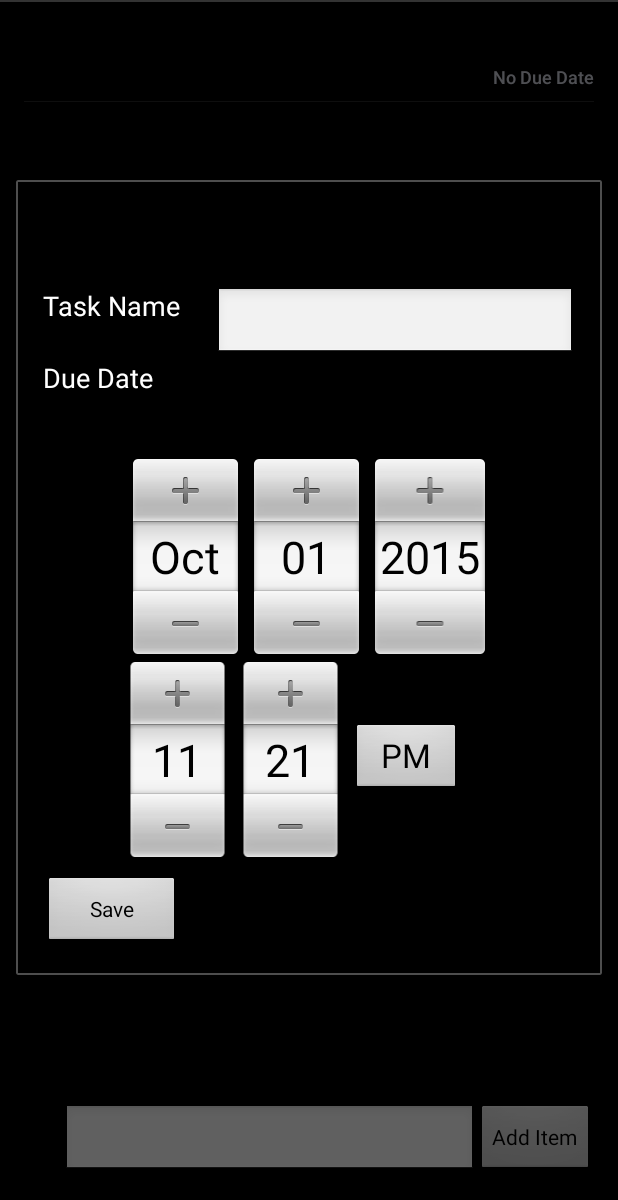
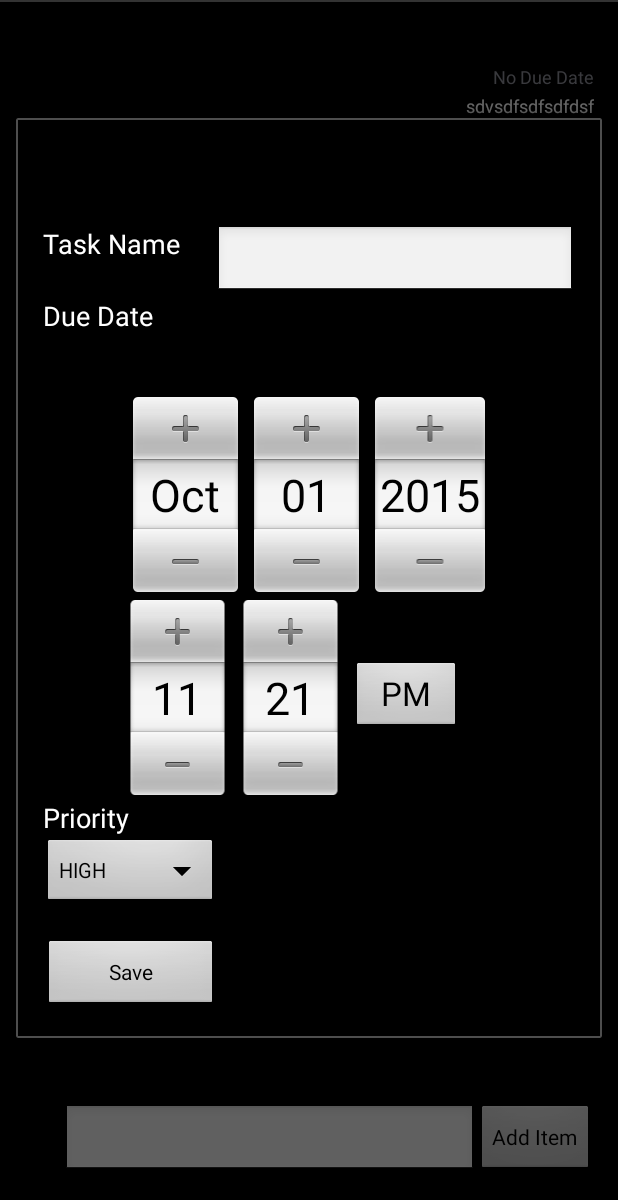
Before and after one commit to kristeaac/codepath-project-0-todo, an Android app: the screen it shows after launch (MainActivity), after a tap on "No Due Date", on a phone screen of 412 x 824 dp, the part 36-1236 px from its top. Run offline under Robolectric (Android 15) with nearby library versions, the phone set to English and light mode, and no system bars; libraries missing offline, so code that uses them is left out: nl.qbusict.cupboard; 4 statements that could not run were skipped; 1 other tap on this screen came first.

Commit message:
add support for selecting the priority of each item

```diff
--- a/app/src/main/java/com/codepath/simpletodo/EditTodoItemDialogFragment.java
+++ b/app/src/main/java/com/codepath/simpletodo/EditTodoItemDialogFragment.java
@@ -5,10 +5,14 @@ import android.os.Bundle;
 import android.view.LayoutInflater;
 import android.view.View;
 import android.view.ViewGroup;
+import android.widget.ArrayAdapter;
 import android.widget.Button;
 import android.widget.DatePicker;
 import android.widget.EditText;
+import android.widget.Spinner;
 import android.widget.TimePicker;
+
+import com.codepath.simpletodo.data.TodoItem;
 
 import org.joda.time.DateTime;
 
@@ -18,6 +22,7 @@ public class EditTodoItemDialogFragment extends DialogFragment {
     public static final String EDIT_TEXT_KEY = "editText";
     public static final String ITEM_INDEX_KEY = "itemIndex";
     public static final String DUE_DATE_KEY = "dueDate";
+    public static final String PRIORITY_KEY = "priority";
     private int itemPosition;
     private DateTime dueDate;
     private View fragmentView;
@@ -28,7 +33,7 @@ public class EditTodoItemDialogFragment extends DialogFragment {
 
     @Override
     public View onCreateView(LayoutInflater layoutInflater, ViewGroup viewGroup, Bundle savedInstanceState) {
-        fragmentView = layoutInflater.inflate(R.layout.activity_edit_item, viewGroup);
+        fragmentView = layoutInflater.inflate(R.layout.fragment_edit_item, viewGroup);
         return fragmentView;
     }
 
@@ -58,14 +63,27 @@ public class EditTodoItemDialogFragment extends DialogFragment {
                 onEditItem(fragmentView);
             }
         });
+
+        Spinner spinner = (Spinner) view.findViewById(R.id.itemPrioritySpinner);
+        ArrayAdapter<CharSequence> adapter = ArrayAdapter.createFromResource(getActivity().getApplicationContext(), R.array.item_priorities, R.layout.simple_spinner_item);
+        adapter.setDropDownViewResource(R.layout.simple_spinner_dropdown_item);
+        spinner.setAdapter(adapter);
+
+        String priorityString = getArguments().getString(PRIORITY_KEY);
+        if (priorityString != null) {
+            TodoItem.Priority priority = TodoItem.Priority.valueOf(priorityString);
+            spinner.setSelection(priority.ordinal());
+        }
     }
 
     public void onEditItem(View view) {
         EditText etName = (EditText) view.findViewById(R.id.editText);
         String value = etName.getText().toString();
         dueDate = getDueDate(view);
+        Spinner spinner = (Spinner) view.findViewById(R.id.itemPrioritySpinner);
+        TodoItem.Priority priority = TodoItem.Priority.valueOf((String) spinner.getSelectedItem());
         EditTodoItemDialogListener activity = (EditTodoItemDialogListener) getActivity();
-        activity.onFinishEditDialog(value, itemPosition, dueDate);
+        activity.onFinishEditDialog(value, itemPosition, dueDate, priority);
         this.dismiss();
     }
 
@@ -77,7 +95,7 @@ public class EditTodoItemDialogFragment extends DialogFragment {
 
     public interface EditTodoItemDialogListener {
 
-        void onFinishEditDialog(String value, int itemPosition, DateTime dueDate);
+        void onFinishEditDialog(String value, int itemPosition, DateTime dueDate, TodoItem.Priority priority);
 
     }
 
--- a/app/src/main/res/layout/activity_edit_item.xml
+++ b/app/src/main/res/layout/fragment_edit_item.xml
@@ -49,9 +49,10 @@
             android:text="Save"
             android:id="@+id/saveEditButton"
             android:gravity="center"
-            android:layout_marginTop="10dp"
+            android:layout_marginTop="20dp"
             android:layout_toStartOf="@+id/editText"
-            android:layout_below="@+id/dueDateTime" />
+            android:layout_below="@+id/itemPrioritySpinner"
+            android:layout_alignEnd="@+id/itemPrioritySpinner" />
 
         <Space
             android:layout_width="20px"
@@ -77,5 +78,22 @@
             android:layout_below="@+id/datePicker"
             android:layout_alignStart="@+id/datePicker" />
 
+        <TextView
+            android:layout_width="wrap_content"
+            android:layout_height="wrap_content"
+            android:textAppearance="?android:attr/textAppearanceMedium"
+            android:text="Priority"
+            android:id="@+id/itemPriorityTitle"
+            android:layout_below="@+id/dueDateTime"
+            android:layout_alignParentStart="true" />
+
+        <Spinner
+            android:layout_width="wrap_content"
+            android:layout_height="wrap_content"
+            android:id="@+id/itemPrioritySpinner"
+            android:layout_below="@+id/itemPriorityTitle"
+            android:layout_alignParentStart="true"
+            android:spinnerMode="dropdown" />
+
     </RelativeLayout>
 </ScrollView>
--- a/app/src/main/res/layout/listview_todo_item_row.xml
+++ b/app/src/main/res/layout/listview_todo_item_row.xml
@@ -6,7 +6,6 @@
     <TextView
         android:layout_width="wrap_content"
         android:layout_height="wrap_content"
-        android:textAppearance="?android:attr/textAppearanceMedium"
         android:id="@+id/todoItemText"
         android:layout_alignParentTop="true"
         android:layout_alignParentStart="true"
@@ -15,10 +14,19 @@
     <TextView
         android:layout_width="wrap_content"
         android:layout_height="wrap_content"
-        android:textAppearance="?android:attr/textAppearanceMedium"
         android:text="No Due Date"
         android:textSize="12sp"
         android:id="@+id/todoItemDueDate"
         android:layout_alignParentTop="true"
         android:layout_alignParentEnd="true" />
+
+    <TextView
+        android:layout_width="wrap_content"
+        android:layout_height="wrap_content"
+        android:textSize="12sp"
+        android:id="@+id/itemPriority"
+        android:textColor="#ffffff"
+        android:text="sdvsdfsdfsdfdsf"
+        android:layout_below="@+id/todoItemText"
+        android:layout_alignParentEnd="true" />
 </RelativeLayout>
--- /dev/null
+++ b/app/src/main/res/layout/simple_spinner_item.xml
@@ -0,0 +1,9 @@
+<?xml version="1.0" encoding="utf-8"?>
+<TextView xmlns:android="http://schemas.android.com/apk/res/android"
+    android:id="@android:id/text1"
+    android:singleLine="true"
+    android:layout_width="match_parent"
+    android:layout_height="wrap_content"
+    android:ellipsize="marquee"
+    android:textColor="#000000"
+    android:textAlignment="inherit"/>
--- a/app/src/main/res/values/strings.xml
+++ b/app/src/main/res/values/strings.xml
@@ -5,5 +5,10 @@
     <string name="hello_world">Hello world!</string>
     <string name="action_settings">Settings</string>
     <string name="title_activity_edit_item">EditItemActivity</string>
+    <string-array name="item_priorities">
+        <item>HIGH</item>
+        <item>MEDIUM</item>
+        <item>LOW</item>
+    </string-array>
 
 </resources>
```
Also changed, not shown: app/src/main/java/com/codepath/simpletodo/MainActivity.java (+8 -3 lines), app/src/main/java/com/codepath/simpletodo/data/TodoItem.java (+22 -3 lines), app/src/main/java/com/codepath/simpletodo/data/TodoItemAdapter.java (+22 -0 lines), app/src/main/res/layout/simple_spinner_dropdown_item.xml (added, +10 -0 lines), app/src/main/res/values/colors.xml (added, +27 -0 lines), 1 other file.
